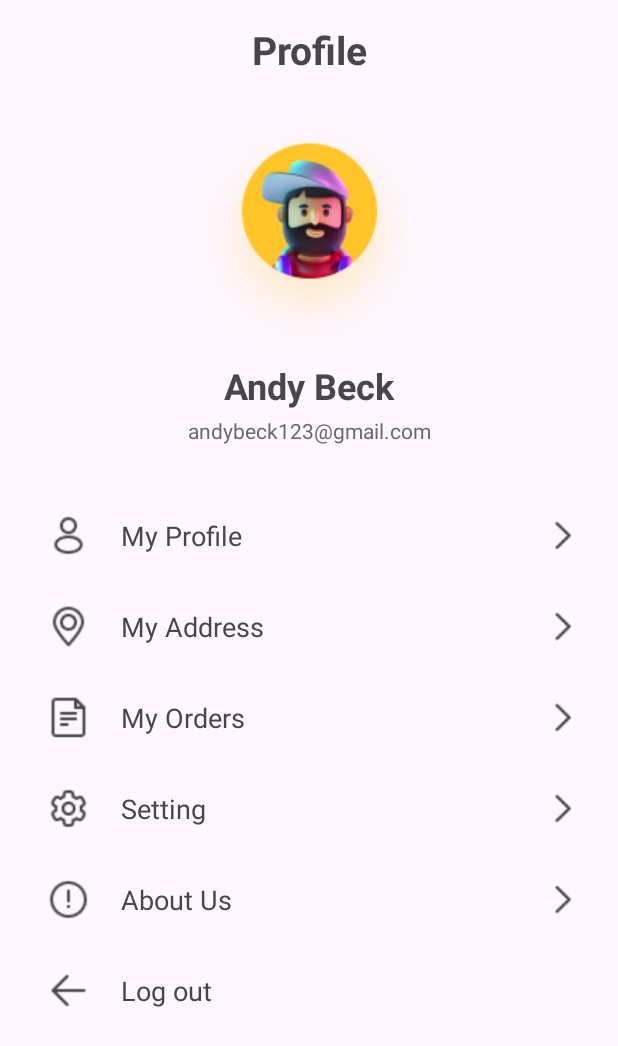
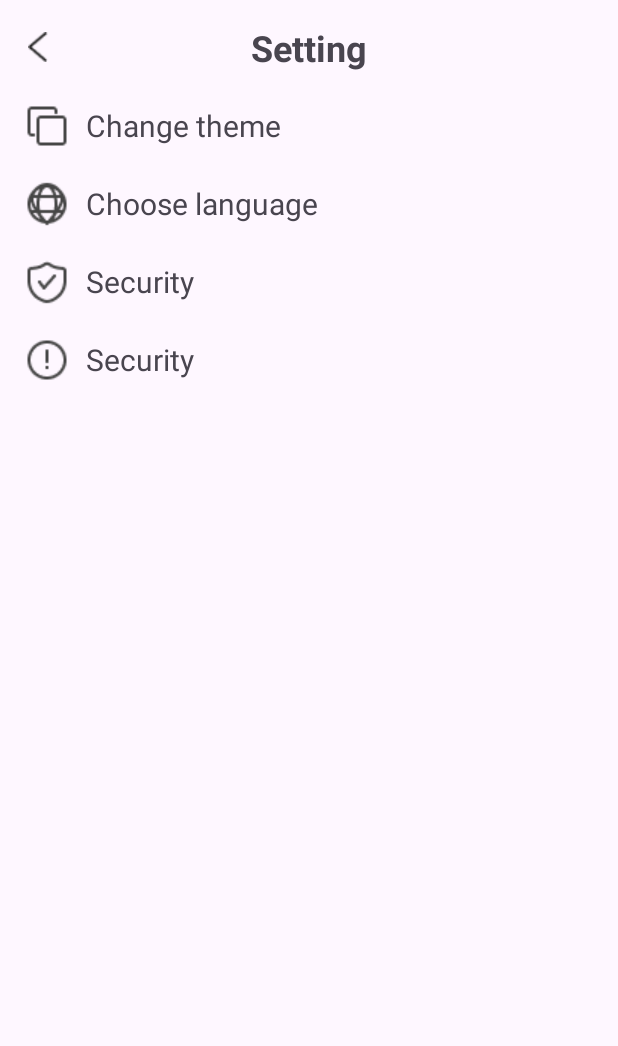
Before and after one commit to thuydung180/LaFavor2024, an Android app: the screen it shows after launch (Profile before the commit, Setting after it), on a phone screen of 412 x 824 dp. Shown: the top 1046 px of the screen. Run offline under Robolectric (Android 15) with nearby library versions, the phone set to English and light mode, and no system bars.

Commit message:
setting done

```diff
--- a/app/src/main/AndroidManifest.xml
+++ b/app/src/main/AndroidManifest.xml
@@ -13,13 +13,16 @@
         android:theme="@style/Theme.LaFavor2024"
         tools:targetApi="31">
         <activity
+            android:name=".Profile"
+            android:exported="false" />
+        <activity
             android:name=".HomePage"
             android:exported="false" />
         <activity
             android:name=".MainActivity"
             android:exported="false" />
         <activity
-            android:name=".Profile"
+            android:name=".Setting"
             android:exported="true">
             <intent-filter>
                 <action android:name="android.intent.action.MAIN" />
--- /dev/null
+++ b/app/src/main/java/com/nhom5/lafavor2024/Setting.java
@@ -0,0 +1,14 @@
+package com.nhom5.lafavor2024;
+
+import androidx.appcompat.app.AppCompatActivity;
+
+import android.os.Bundle;
+
+public class Setting extends AppCompatActivity {
+
+    @Override
+    protected void onCreate(Bundle savedInstanceState) {
+        super.onCreate(savedInstanceState);
+        setContentView(R.layout.activity_setting);
+    }
+}
--- a/app/src/main/res/layout/activity_profile.xml
+++ b/app/src/main/res/layout/activity_profile.xml
@@ -17,7 +17,7 @@
         app:layout_constraintTop_toTopOf="parent">
 
         <LinearLayout
-            android:id="@+id/linearLayout"
+            android:id="@+id/lnlProfile"
             android:layout_width="match_parent"
             android:layout_height="wrap_content"
             android:orientation="vertical">
@@ -86,7 +86,6 @@
                         android:layout_width="match_parent"
                         android:layout_height="wrap_content"
                         android:orientation="horizontal"
-                        android:paddingHorizontal="15dp"
                         android:paddingVertical="15dp">
 
                         <ImageView
@@ -111,13 +110,17 @@
                             android:src="@drawable/profile_arrow" />
                     </LinearLayout>
 
+                    <View
+                        android:layout_width="match_parent"
+                        android:layout_height="1dp"
+                        android:background="@color/line" />
+
 <!--                    My Address-->
                     <LinearLayout
                         android:id="@+id/lnlMyAddress"
                         android:layout_width="match_parent"
                         android:layout_height="wrap_content"
                         android:orientation="horizontal"
-                        android:paddingHorizontal="15dp"
                         android:paddingVertical="15dp">
 
                         <ImageView
@@ -142,13 +145,17 @@
                             android:src="@drawable/profile_arrow" />
                     </LinearLayout>
 
+                    <View
+                        android:layout_width="match_parent"
+                        android:layout_height="1dp"
+                        android:background="@color/line" />
+
 <!--                    My Orders-->
                     <LinearLayout
                         android:id="@+id/lnlMyOrders"
                         android:layout_width="match_parent"
                         android:layout_height="wrap_content"
                         android:orientation="horizontal"
-                        android:paddingHorizontal="15dp"
                         android:paddingVertical="15dp">
 
                         <ImageView
@@ -173,13 +180,17 @@
                             android:src="@drawable/profile_arrow" />
                     </LinearLayout>
 
+                    <View
+                        android:layout_width="match_parent"
+                        android:layout_height="1dp"
+                        android:background="@color/line" />
+
 <!--                    Setting-->
                     <LinearLayout
                         android:id="@+id/lnlSetting"
                         android:layout_width="match_parent"
                         android:layout_height="wrap_content"
                         android:orientation="horizontal"
-                        android:paddingHorizontal="15dp"
                         android:paddingVertical="15dp">
 
                         <ImageView
@@ -204,13 +215,17 @@
                             android:src="@drawable/profile_arrow" />
                     </LinearLayout>
 
+                    <View
+                        android:layout_width="match_parent"
+                        android:layout_height="1dp"
+                        android:background="@color/line" />
+
 <!--                    About us-->
                     <LinearLayout
                         android:id="@+id/lnlAboutUs"
                         android:layout_width="match_parent"
                         android:layout_height="wrap_content"
                         android:orientation="horizontal"
-                        android:paddingHorizontal="15dp"
                         android:paddingVertical="15dp">
 
                         <ImageView
@@ -235,13 +250,17 @@
                             android:src="@drawable/profile_arrow" />
                     </LinearLayout>
 
+                    <View
+                        android:layout_width="match_parent"
+                        android:layout_height="1dp"
+                        android:background="@color/line" />
+
 <!--                    Log out-->
                     <LinearLayout
                         android:id="@+id/lnlLogOut"
                         android:layout_width="match_parent"
                         android:layout_height="wrap_content"
                         android:orientation="horizontal"
-                        android:paddingHorizontal="15dp"
                         android:paddingVertical="15dp">
 
                         <ImageView
--- /dev/null
+++ b/app/src/main/res/layout/activity_setting.xml
@@ -0,0 +1,127 @@
+<?xml version="1.0" encoding="utf-8"?>
+<androidx.constraintlayout.widget.ConstraintLayout xmlns:android="http://schemas.android.com/apk/res/android"
+    xmlns:app="http://schemas.android.com/apk/res-auto"
+    xmlns:tools="http://schemas.android.com/tools"
+    android:layout_width="match_parent"
+    android:layout_height="match_parent"
+    tools:context=".Setting"
+    android:padding="15dp">
+
+    <LinearLayout
+        android:id="@+id/lnlSetting"
+        android:layout_width="match_parent"
+        android:layout_height="wrap_content"
+        android:orientation="horizontal"
+        app:layout_constraintEnd_toEndOf="parent"
+        app:layout_constraintStart_toStartOf="parent"
+        app:layout_constraintTop_toTopOf="parent">
+
+        <ImageView
+            android:layout_width="20dp"
+            android:layout_height="20dp"
+            android:src="@drawable/icon_back"
+            android:layout_gravity="center_vertical"/>
+
+        <TextView
+            android:layout_width="match_parent"
+            android:layout_height="wrap_content"
+            android:gravity="center"
+            android:text="@string/setting"
+            android:textSize="24sp"
+            android:textStyle="bold"
+            android:paddingEnd="20dp"/>
+    </LinearLayout>
+
+    <LinearLayout
+        android:id="@+id/lnlChangeTheme"
+        android:layout_width="match_parent"
+        android:layout_height="wrap_content"
+        app:layout_constraintEnd_toEndOf="@+id/lnlSetting"
+        app:layout_constraintStart_toStartOf="@+id/lnlSetting"
+        app:layout_constraintTop_toBottomOf="@+id/lnlSetting"
+        android:layout_marginTop="20dp">
+
+        <ImageView
+            android:layout_width="wrap_content"
+            android:layout_height="wrap_content"
+            android:src="@drawable/icon_change_theme" />
+
+        <TextView
+            android:layout_width="match_parent"
+            android:layout_height="wrap_content"
+            android:layout_gravity="center_vertical"
+            android:text="@string/setting_change_theme"
+            android:textSize="20sp"
+            android:paddingStart="10dp"/>
+    </LinearLayout>
+
+    <LinearLayout
+        android:id="@+id/lnlChooseLanguage"
+        android:layout_width="match_parent"
+        android:layout_height="wrap_content"
+        app:layout_constraintEnd_toEndOf="@+id/lnlChangeTheme"
+        app:layout_constraintStart_toStartOf="@+id/lnlChangeTheme"
+        app:layout_constraintTop_toBottomOf="@+id/lnlChangeTheme"
+        android:layout_marginTop="20dp">
+
+        <ImageView
+            android:layout_width="wrap_content"
+            android:layout_height="wrap_content"
+            android:src="@drawable/icon_choose_language" />
+
+        <TextView
+            android:layout_width="match_parent"
+            android:layout_height="wrap_content"
+            android:layout_gravity="center_vertical"
+            android:text="@string/setting_choose_language"
+            android:textSize="20sp"
+            android:paddingStart="10dp"/>
+    </LinearLayout>
+
+    <LinearLayout
+        android:id="@+id/lnlSecurity"
+        android:layout_width="match_parent"
+        android:layout_height="wrap_content"
+        app:layout_constraintEnd_toEndOf="@+id/lnlChooseLanguage"
+        app:layout_constraintStart_toStartOf="@+id/lnlChooseLanguage"
+        app:layout_constraintTop_toBottomOf="@+id/lnlChooseLanguage"
+        android:layout_marginTop="20dp">
+
+        <ImageView
+            android:layout_width="wrap_content"
+            android:layout_height="wrap_content"
+            android:src="@drawable/icon_security" />
+
+        <TextView
+            android:layout_width="match_parent"
+            android:layout_height="wrap_content"
+            android:layout_gravity="center_vertical"
+            android:text="@string/setting_security"
+            android:textSize="20sp"
+            android:paddingStart="10dp"/>
+    </LinearLayout>
+
+    <LinearLayout
+        android:id="@+id/lnlSupport"
+        android:layout_width="match_parent"
+        android:layout_height="wrap_content"
+        app:layout_constraintEnd_toEndOf="@+id/lnlSecurity"
+        app:layout_constraintStart_toStartOf="@+id/lnlSecurity"
+        app:layout_constraintTop_toBottomOf="@+id/lnlSecurity"
+        android:layout_marginTop="20dp">
+
+        <ImageView
+            android:layout_width="wrap_content"
+            android:layout_height="wrap_content"
+            android:src="@drawable/icon_about" />
+
+        <TextView
+            android:layout_width="match_parent"
+            android:layout_height="wrap_content"
+            android:layout_gravity="center_vertical"
+            android:text="@string/setting_security"
+            android:textSize="20sp"
+            android:paddingStart="10dp"/>
+    </LinearLayout>
+
+</androidx.constraintlayout.widget.ConstraintLayout>
--- a/app/src/main/res/values/colors.xml
+++ b/app/src/main/res/values/colors.xml
@@ -6,4 +6,5 @@
     <color name="secondary">#33894E3F</color>
     <color name="gray1">#696969</color>
     <color name="gray2">#343434</color>
+    <color name="line">#BFD9D9D9</color>
 </resources>
--- a/app/src/main/res/values/strings.xml
+++ b/app/src/main/res/values/strings.xml
@@ -4,13 +4,16 @@
     <string name="search">Search</string>
     <string name="hi">Hi</string>
 
-<!--    Profile-->
+    <!--    Profile-->
     <string name="setting_my_profile">My Profile</string>
     <string name="setting_my_address">My Address</string>
     <string name="setting_my_orders">My Orders</string>
     <string name="setting">Setting</string>
     <string name="setting_about">About Us</string>
     <string name="setting_logout">Log out</string>
+    <string name="setting_change_theme">Change theme</string>
+    <string name="setting_choose_language">Choose language</string>
+    <string name="setting_security">Security</string>
 
 
 </resources>
```
Also changed, not shown: app/src/main/res/drawable/icon_back.png (added), app/src/main/res/drawable/icon_change_theme.png (added), app/src/main/res/drawable/icon_choose_language.png (added), app/src/main/res/drawable/icon_security.png (added).
